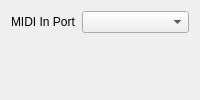
The window that src/ui/input_services/QMidiMscInputServiceSettingsWidget.ui (pixsper/cue-tx) describes before a commit, drawn with Qt 5.
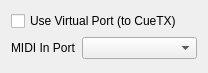
The same window after the commit.

Patch:
```diff
--- a/src/ui/input_services/QMidiMscInputServiceSettingsWidget.ui
+++ b/src/ui/input_services/QMidiMscInputServiceSettingsWidget.ui
@@ -2,20 +2,35 @@
 <ui version="4.0">
  <class>QMidiMscInputServiceSettingsWidget</class>
  <widget class="QWidget" name="QMidiMscInputServiceSettingsWidget">
+  <property name="geometry">
+   <rect>
+    <x>0</x>
+    <y>0</y>
+    <width>208</width>
+    <height>73</height>
+   </rect>
+  </property>
   <layout class="QFormLayout" name="formLayout">
    <property name="fieldGrowthPolicy">
     <enum>QFormLayout::AllNonFixedFieldsGrow</enum>
    </property>
-   <item row="0" column="1">
-    <widget class="QComboBox" name="comboBoxMidiInPort"/>
-   </item>
-   <item row="0" column="0">
+   <item row="1" column="0">
     <widget class="QLabel" name="labelMidiInPort">
      <property name="text">
       <string>MIDI In Port</string>
      </property>
     </widget>
    </item>
+   <item row="1" column="1">
+    <widget class="QComboBox" name="comboBoxMidiInPort"/>
+   </item>
+   <item row="0" column="0" colspan="2">
+    <widget class="QCheckBox" name="checkBoxUseVirtualPort">
+     <property name="text">
+      <string>Use Virtual Port (to CueTX)</string>
+     </property>
+    </widget>
+   </item>
   </layout>
  </widget>
  <resources/>
```
